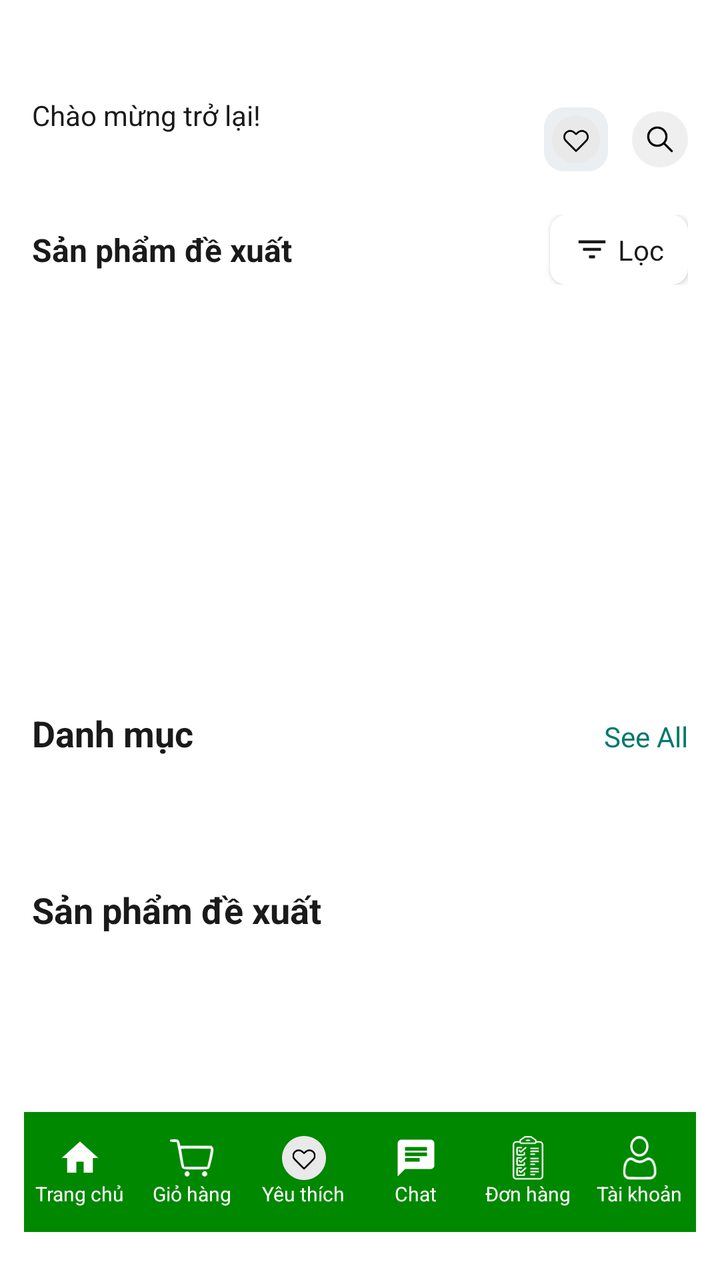
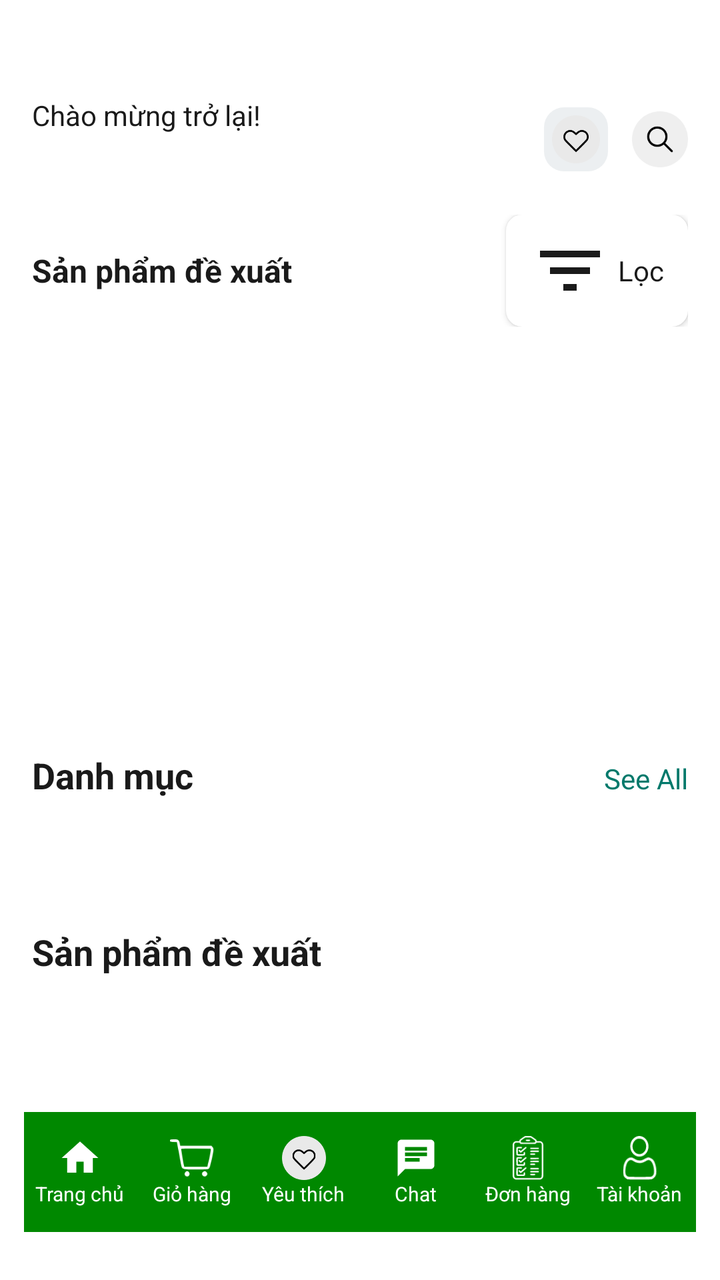

Before-and-after screenshots of an Android layout around one commit, followed by the original layout XML and the change that was made.
<!-- AndroidManifest.xml: application theme Theme.DEMO -->
<!-- res/layout/activity_main.xml -->
<?xml version="1.0" encoding="utf-8"?>
<androidx.constraintlayout.widget.ConstraintLayout xmlns:android="http://schemas.android.com/apk/res/android"
    xmlns:app="http://schemas.android.com/apk/res-auto"
    xmlns:tools="http://schemas.android.com/tools"
    android:id="@+id/main"
    android:layout_width="match_parent"
    android:layout_height="match_parent"
    tools:context=".Activity.MainActivity">

    <androidx.core.widget.NestedScrollView
        android:id="@+id/mainScroll"
        android:layout_width="match_parent"
        android:layout_height="0dp"
        app:layout_constraintTop_toTopOf="parent"
        app:layout_constraintBottom_toTopOf="@id/bottomNav"
        android:fillViewport="true">

        <LinearLayout
            android:layout_width="match_parent"
            android:layout_height="wrap_content"
            android:orientation="vertical"
            android:paddingBottom="100dp">

            <LinearLayout
                android:layout_width="match_parent"
                android:layout_height="wrap_content"
                android:orientation="horizontal"
                android:paddingHorizontal="16dp"
                android:layout_marginTop="48dp"
                android:gravity="center_vertical">

                <LinearLayout
                    android:layout_width="0dp"
                    android:layout_height="wrap_content"
                    android:layout_weight="1"
                    android:orientation="vertical">

                    <TextView
                        android:layout_width="wrap_content"
                        android:layout_height="wrap_content"
                        android:text="Chào mừng trở lại!"
                        android:textColor="@color/black" />

                    <TextView
                        android:id="@+id/nametitle"
                        android:layout_width="wrap_content"
                        android:layout_height="wrap_content"
                        android:textSize="18sp"
                        android:textStyle="bold"
                        android:textColor="#ff7f50" />
                </LinearLayout>

                <ImageView
                    android:id="@+id/wishlistBtn"
                    android:layout_width="32dp"
                    android:layout_height="32dp"
                    android:layout_marginEnd="12dp"
                    android:padding="4dp"
                    android:background="@drawable/grey_bg"
                    android:src="@drawable/fav_icon"
                    android:contentDescription="Wishlist" />

                <ImageView
                    android:id="@+id/btnSearch"
                    android:layout_width="28dp"
                    android:layout_height="28dp"
                    app:srcCompat="@drawable/search_icon" />

                <SearchView
                    android:id="@+id/searchView"
                    android:layout_width="0dp"
                    android:layout_height="wrap_content"
                    android:layout_weight="1"
                    android:visibility="gone"
                    app:iconifiedByDefault="false"
                    app:queryHint="Tìm kiếm sản phẩm..." />

                <Button
                    android:id="@+id/btnSearchSubmit"
                    android:layout_width="wrap_content"
                    android:layout_height="wrap_content"
                    android:text="Tìm"
                    android:visibility="gone" />
            </LinearLayout>

            <LinearLayout
                android:id="@+id/filterBar"
                android:layout_width="match_parent"
                android:layout_height="wrap_content"
                android:orientation="horizontal"
                android:paddingHorizontal="16dp"
                android:layout_marginTop="16dp"
                android:gravity="center_vertical">

                <TextView
                    android:layout_width="wrap_content"
                    android:layout_height="wrap_content"
                    android:text="Sản phẩm đề xuất"
                    android:textSize="16sp"
                    android:textStyle="bold"
                    android:textColor="@color/black" />

                <View
                    android:layout_width="0dp"
                    android:layout_height="0dp"
                    android:layout_weight="1" />

                <androidx.cardview.widget.CardView
                    android:id="@+id/filterBtn"
                    android:layout_width="wrap_content"
                    android:layout_height="wrap_content"
                    android:layout_marginStart="8dp"
                    app:cardCornerRadius="8dp"
                    app:cardElevation="2dp">

                    <LinearLayout
                        android:layout_width="wrap_content"
                        android:layout_height="wrap_content"
                        android:orientation="horizontal"
                        android:paddingHorizontal="12dp"
                        android:paddingVertical="8dp"
                        android:gravity="center_vertical"
                        android:clickable="true"
                        android:focusable="true">

                        <ImageView
                            android:layout_width="18dp"
                            android:layout_height="18dp"
                            android:src="@drawable/baseline_filter_list_24" />

                        <TextView
                            android:layout_width="wrap_content"
                            android:layout_height="wrap_content"
                            android:text="Lọc"
                            android:textSize="14sp"
                            android:textColor="@color/black"
                            android:layout_marginStart="4dp" />
                    </LinearLayout>
                </androidx.cardview.widget.CardView>
            </LinearLayout>

            <androidx.constraintlayout.widget.ConstraintLayout
                android:layout_width="match_parent"
                android:layout_height="180dp"
                android:layout_marginTop="16dp">

                <androidx.viewpager2.widget.ViewPager2
                    android:id="@+id/viewPager2"
                    android:layout_width="match_parent"
                    android:layout_height="160dp"
                    app:layout_constraintTop_toTopOf="parent"
                    app:layout_constraintStart_toStartOf="parent"
                    app:layout_constraintEnd_toEndOf="parent" />

                <ProgressBar
                    android:id="@+id/progressBarSlider"
                    android:layout_width="wrap_content"
                    android:layout_height="wrap_content"
                    app:layout_constraintTop_toTopOf="parent"
                    app:layout_constraintBottom_toBottomOf="parent"
                    app:layout_constraintStart_toStartOf="parent"
                    app:layout_constraintEnd_toEndOf="parent" />

                <com.tbuonomo.viewpagerdotsindicator.DotsIndicator
                    android:id="@+id/dotIncator"
                    android:layout_width="wrap_content"
                    android:layout_height="wrap_content"
                    android:layout_marginTop="8dp"
                    android:visibility="gone"
                    app:dotsSize="6dp"
                    app:dotsSpacing="2dp"
                    app:dotsWidthFactor="2.5"
                    app:dotsCornerRadius="8dp"
                    app:dotsColor="@color/lightGrey"
                    app:selectedDotColor="@color/green"
                    app:layout_constraintTop_toBottomOf="@id/viewPager2"
                    app:layout_constraintStart_toStartOf="parent"
                    app:layout_constraintEnd_toEndOf="parent" />
            </androidx.constraintlayout.widget.ConstraintLayout>

            <LinearLayout
                android:layout_width="match_parent"
                android:layout_height="wrap_content"
                android:orientation="horizontal"
                android:paddingHorizontal="16dp"
                android:layout_marginTop="16dp">

                <TextView
                    android:id="@+id/textView6"
                    android:layout_width="0dp"
                    android:layout_height="wrap_content"
                    android:layout_weight="1"
                    android:text="@string/danh_m_c"
                    android:textColor="@color/black"
                    android:textSize="18sp"
                    android:textStyle="bold" />

                <TextView
                    android:text="See All"
                    android:textColor="@color/green"
                    android:layout_width="wrap_content"
                    android:layout_height="wrap_content" />
            </LinearLayout>

            <androidx.constraintlayout.widget.ConstraintLayout
                android:layout_width="match_parent"
                android:layout_height="wrap_content">

                <androidx.recyclerview.widget.RecyclerView
                    android:id="@+id/viewCategory"
                    android:layout_width="match_parent"
                    android:layout_height="wrap_content"
                    android:paddingHorizontal="8dp"
                    app:layout_constraintTop_toTopOf="parent"
                    app:layout_constraintStart_toStartOf="parent"
                    app:layout_constraintEnd_toEndOf="parent" />

                <ProgressBar
                    android:id="@+id/progressBarCategory"
                    android:layout_width="wrap_content"
                    android:layout_height="wrap_content"
                    app:layout_constraintTop_toTopOf="parent"
                    app:layout_constraintBottom_toBottomOf="parent"
                    app:layout_constraintStart_toStartOf="parent"
                    app:layout_constraintEnd_toEndOf="parent" />
            </androidx.constraintlayout.widget.ConstraintLayout>

            <androidx.constraintlayout.widget.ConstraintLayout
                android:layout_width="match_parent"
                android:layout_height="wrap_content"
                android:layout_marginTop="16dp"
                android:paddingBottom="16dp">

                <TextView
                    android:id="@+id/recommendedTitle"
                    android:layout_width="wrap_content"
                    android:layout_height="wrap_content"
                    android:text="Sản phẩm đề xuất"
                    android:textSize="18sp"
                    android:textStyle="bold"
                    android:textColor="@color/black"
                    app:layout_constraintTop_toTopOf="parent"
                    app:layout_constraintStart_toStartOf="parent"
                    android:layout_marginStart="16dp" />

                <androidx.recyclerview.widget.RecyclerView
                    android:id="@+id/viewRecommendation"
                    android:layout_width="match_parent"
                    android:layout_height="wrap_content"
                    android:paddingHorizontal="8dp"
                    android:clipToPadding="false"
                    app:layoutManager="androidx.recyclerview.widget.GridLayoutManager"
                    app:spanCount="2"
                    app:layout_constraintTop_toBottomOf="@id/recommendedTitle"
                    app:layout_constraintStart_toStartOf="parent"
                    app:layout_constraintEnd_toEndOf="parent" />

                <TextView
                    android:id="@+id/emptyRecommended"
                    android:layout_width="wrap_content"
                    android:layout_height="wrap_content"
                    android:text="Đang tải sản phẩm..."
                    android:textColor="@color/gray"
                    android:visibility="gone"
                    app:layout_constraintTop_toTopOf="parent"
                    app:layout_constraintBottom_toBottomOf="parent"
                    app:layout_constraintStart_toStartOf="parent"
                    app:layout_constraintEnd_toEndOf="parent" />

                <ProgressBar
                    android:id="@+id/progressBarRecommend"
                    android:layout_width="wrap_content"
                    android:layout_height="wrap_content"
                    app:layout_constraintTop_toTopOf="parent"
                    app:layout_constraintBottom_toBottomOf="parent"
                    app:layout_constraintStart_toStartOf="parent"
                    app:layout_constraintEnd_toEndOf="parent" />
            </androidx.constraintlayout.widget.ConstraintLayout>
        </LinearLayout>
    </androidx.core.widget.NestedScrollView>

    <LinearLayout
        android:id="@+id/bottomNav"
        android:layout_width="match_parent"
        android:layout_height="60dp"
        app:layout_constraintBottom_toBottomOf="parent"
        android:layout_marginHorizontal="12dp"
        android:layout_marginBottom="24dp"
        android:background="#008800"
        android:orientation="horizontal"
        android:gravity="center">

        <LinearLayout
            android:id="@+id/homeBtn"
            android:layout_width="0dp"
            android:layout_height="match_parent"
            android:layout_weight="1"
            android:gravity="center"
            android:orientation="vertical"
            android:clickable="true"
            android:focusable="true">

            <ImageView
                android:layout_width="22dp"
                android:layout_height="22dp"
                app:srcCompat="@drawable/baseline_home_24" />

            <TextView
                android:layout_width="wrap_content"
                android:layout_height="wrap_content"
                android:text="Trang chủ"
                android:textColor="@color/white"
                android:textSize="10sp" />
        </LinearLayout>

        <LinearLayout
            android:id="@+id/cartBtn"
            android:layout_width="0dp"
            android:layout_height="match_parent"
            android:layout_weight="1"
            android:gravity="center"
            android:orientation="vertical"
            android:clickable="true"
            android:focusable="true">

            <ImageView
                android:layout_width="22dp"
                android:layout_height="22dp"
                app:srcCompat="@drawable/btn_2" />

            <TextView
                android:layout_width="wrap_content"
                android:layout_height="wrap_content"
                android:text="Giỏ hàng"
                android:textColor="@color/white"
                android:textSize="10sp" />
        </LinearLayout>

        <LinearLayout
            android:id="@+id/wishlistBottomBtn"
            android:layout_width="0dp"
            android:layout_height="match_parent"
            android:layout_weight="1"
            android:gravity="center"
            android:orientation="vertical"
            android:clickable="true"
            android:focusable="true">

            <ImageView
                android:layout_width="22dp"
                android:layout_height="22dp"
                app:srcCompat="@drawable/fav_icon" />

            <TextView
                android:layout_width="wrap_content"
                android:layout_height="wrap_content"
                android:text="Yêu thích"
                android:textColor="@color/white"
                android:textSize="10sp" />
        </LinearLayout>

        <LinearLayout
            android:id="@+id/chatBtn"
            android:layout_width="0dp"
            android:layout_height="match_parent"
            android:layout_weight="1"
            android:gravity="center"
            android:orientation="vertical"
            android:clickable="true"
            android:focusable="true">

            <ImageView
                android:layout_width="22dp"
                android:layout_height="22dp"
                app:srcCompat="@drawable/baseline_chat_24" />

            <TextView
                android:layout_width="wrap_content"
                android:layout_height="wrap_content"
                android:text="Chat"
                android:textColor="@color/white"
                android:textSize="10sp" />
        </LinearLayout>

        <LinearLayout
            android:id="@+id/orderBtn"
            android:layout_width="0dp"
            android:layout_height="match_parent"
            android:layout_weight="1"
            android:gravity="center"
            android:orientation="vertical"
            android:clickable="true"
            android:focusable="true">

            <ImageView
                android:layout_width="22dp"
                android:layout_height="22dp"
                app:srcCompat="@drawable/btn_4" />

            <TextView
                android:layout_width="wrap_content"
                android:layout_height="wrap_content"
                android:text="Đơn hàng"
                android:textColor="@color/white"
                android:textSize="10sp" />
        </LinearLayout>

        <LinearLayout
            android:id="@+id/profileBtn"
            android:layout_width="0dp"
            android:layout_height="match_parent"
            android:layout_weight="1"
            android:gravity="center"
            android:orientation="vertical"
            android:clickable="true"
            android:focusable="true">

            <ImageView
                android:layout_width="22dp"
                android:layout_height="22dp"
                app:srcCompat="@drawable/btn_5" />

            <TextView
                android:layout_width="wrap_content"
                android:layout_height="wrap_content"
                android:text="Tài khoản"
                android:textColor="@color/white"
                android:textSize="10sp" />
        </LinearLayout>

    </LinearLayout>

</androidx.constraintlayout.widget.ConstraintLayout>
<!-- resources referenced by this layout -->
<resources>
  <color name="black">#FF1A1A1A</color>
  <color name="gray">#FF9E9E9E</color>
  <color name="green">#00796B</color>
  <color name="lightGrey">#ECEFF1</color>
  <color name="white">#FFFFFFFF</color>
  <!-- drawable baseline_chat_24 (drawable) -->
  <vector xmlns:android="http://schemas.android.com/apk/res/android" android:autoMirrored="true" android:height="27dp" android:tint="#FFFFFF" android:viewportHeight="24" android:viewportWidth="24" android:width="27dp">
        
      <path android:fillColor="@android:color/white" android:pathData="M20,2L4,2c-1.1,0 -1.99,0.9 -1.99,2L2,22l4,-4h14c1.1,0 2,-0.9 2,-2L22,4c0,-1.1 -0.9,-2 -2,-2zM6,9h12v2L6,11L6,9zM14,14L6,14v-2h8v2zM18,8L6,8L6,6h12v2z"/>
      
  </vector>
  <!-- drawable baseline_filter_list_24 (drawable) -->
  <?xml version="1.0" encoding="utf-8"?>
  <vector xmlns:android="http://schemas.android.com/apk/res/android"
      android:width="24dp"
      android:height="24dp"
      android:viewportWidth="24"
      android:viewportHeight="24">
      <path
          android:fillColor="@color/black"
          android:pathData="M10,18h4v-2h-4v2zM3,6v2h18V6H3zM6,13h12v-2H6v2z"/>
  </vector>
  <!-- drawable baseline_home_24 (drawable) -->
  <vector xmlns:android="http://schemas.android.com/apk/res/android" android:height="24dp" android:tint="#FFFFFF" android:viewportHeight="24" android:viewportWidth="24" android:width="24dp">
        
      <path android:fillColor="@android:color/white" android:pathData="M10,20v-6h4v6h5v-8h3L12,3 2,12h3v8z"/>
      
  </vector>
  <!-- drawable btn_2: png bitmap (drawable-hdpi, 704 bytes) -->
  <!-- drawable btn_4: png bitmap (drawable-hdpi, 863 bytes) -->
  <!-- drawable btn_5: png bitmap (drawable-hdpi, 763 bytes) -->
  <!-- drawable fav_icon: png bitmap (drawable-hdpi, 2056 bytes) -->
  <!-- drawable grey_bg (drawable) -->
  <?xml version="1.0" encoding="utf-8"?>
  <selector xmlns:android="http://schemas.android.com/apk/res/android">
      <item>
          <shape android:shape="rectangle">
              <corners android:radius="10dp"/>
              <solid android:color="@color/lightGrey"/>
          </shape>
      </item>
  </selector>
  <!-- drawable search_icon: png bitmap (drawable-hdpi, 1981 bytes) -->
  <string name="danh_m_c">Danh mục</string>
  <style name="Theme.DEMO" parent="Theme.MaterialComponents.DayNight.NoActionBar">
          
          <item name="colorPrimary">@color/purple_500</item>
          <item name="colorPrimaryVariant">@color/purple_700</item>
          <item name="colorOnPrimary">@color/white</item>
          
          <item name="colorSecondary">@color/teal_200</item>
          <item name="colorSecondaryVariant">@color/teal_700</item>
          <item name="colorOnSecondary">@color/black</item>
          
          <item name="android:statusBarColor" tools:targetApi="l">?attr/colorPrimaryVariant</item>
          
      </style>
  <color name="purple_500">#FF6200EE</color>
  <color name="purple_700">#FF3700B3</color>
  <color name="teal_200">#FF03DAC5</color>
  <color name="teal_700">#FF018786</color>
</resources>

<!-- the commit's change to res/layout/activity_main.xml (unified diff, before → after) -->
@@ -110,6 +110,9 @@
                     android:layout_width="wrap_content"
                     android:layout_height="wrap_content"
                     android:layout_marginStart="8dp"
+                    android:elevation="8dp"
+                    android:clickable="true"
+                    android:focusable="true"
                     app:cardCornerRadius="8dp"
                     app:cardElevation="2dp">
 
@@ -120,12 +123,13 @@
                         android:paddingHorizontal="12dp"
                         android:paddingVertical="8dp"
                         android:gravity="center_vertical"
-                        android:clickable="true"
-                        android:focusable="true">
+                        android:clickable="false"
+                        android:focusable="false"
+                        android:foreground="?attr/selectableItemBackground">
 
                         <ImageView
-                            android:layout_width="18dp"
-                            android:layout_height="18dp"
+                            android:layout_width="40dp"
+                            android:layout_height="40dp"
                             android:src="@drawable/baseline_filter_list_24" />
 
                         <TextView
